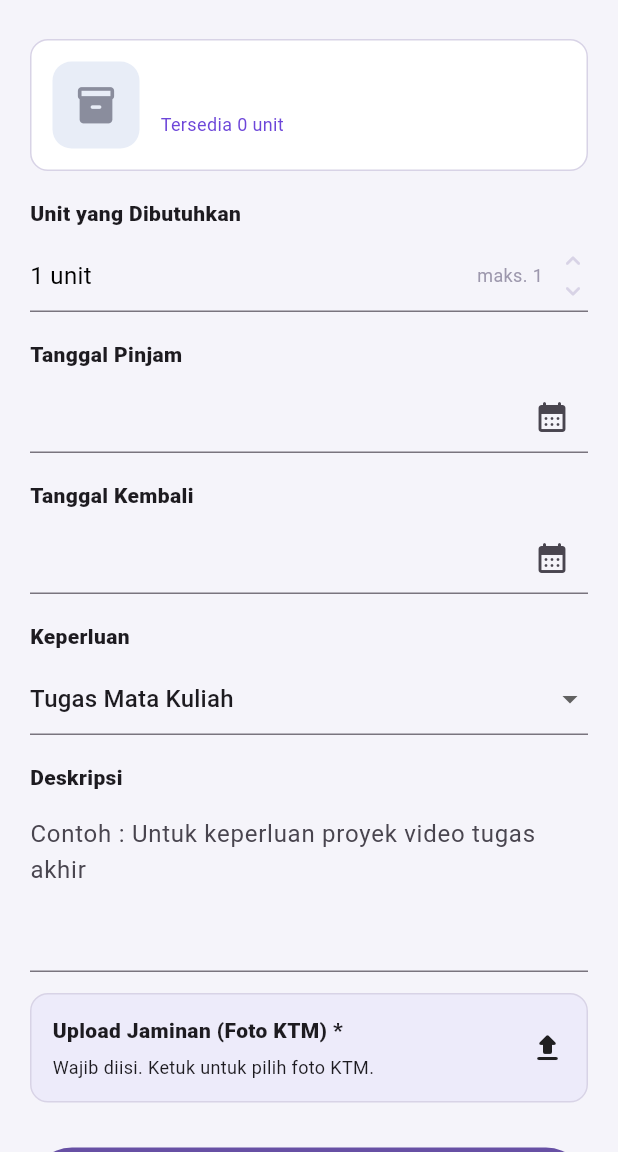
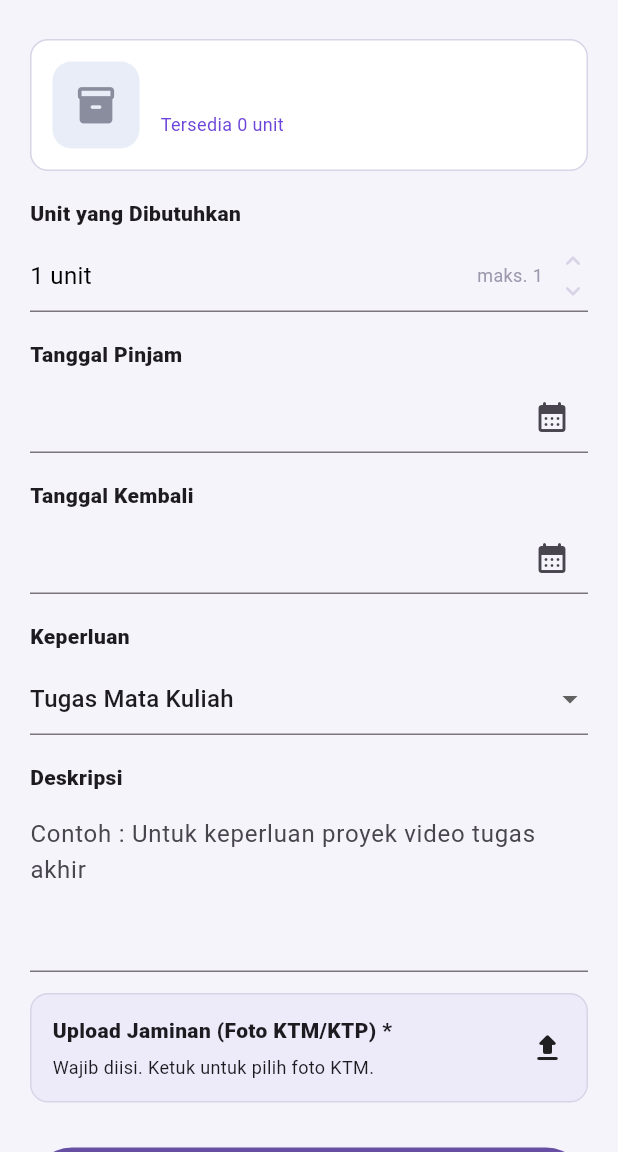
Before and after one commit to ErikZendrato/PBL-4C1, a Flutter app: the BorrowPage screen opened directly with empty values, on a phone screen of 412 x 824 dp, the part 84-1236 px from its top. Run offline on Flutter 3.47's test engine with Material 3 defaults, Android fonts, the light colour scheme and no system bars; our stand-ins replace image_picker, shared_preferences, sqflite; accounts and stored records are empty.

Commit message:
Menambahkan KTP

```diff
--- a/lib/ui/user/borrow.dart
+++ b/lib/ui/user/borrow.dart
@@ -155,7 +155,7 @@ class _BorrowPageState extends State<BorrowPage> {
                         crossAxisAlignment: CrossAxisAlignment.start,
                         children: [
                           const Text(
-                            "Upload Jaminan (Foto KTM) *",
+                            "Upload Jaminan (Foto KTM/KTP) *",
                             style: TextStyle(fontWeight: FontWeight.w800),
                           ),
                           const SizedBox(height: 6),
```
